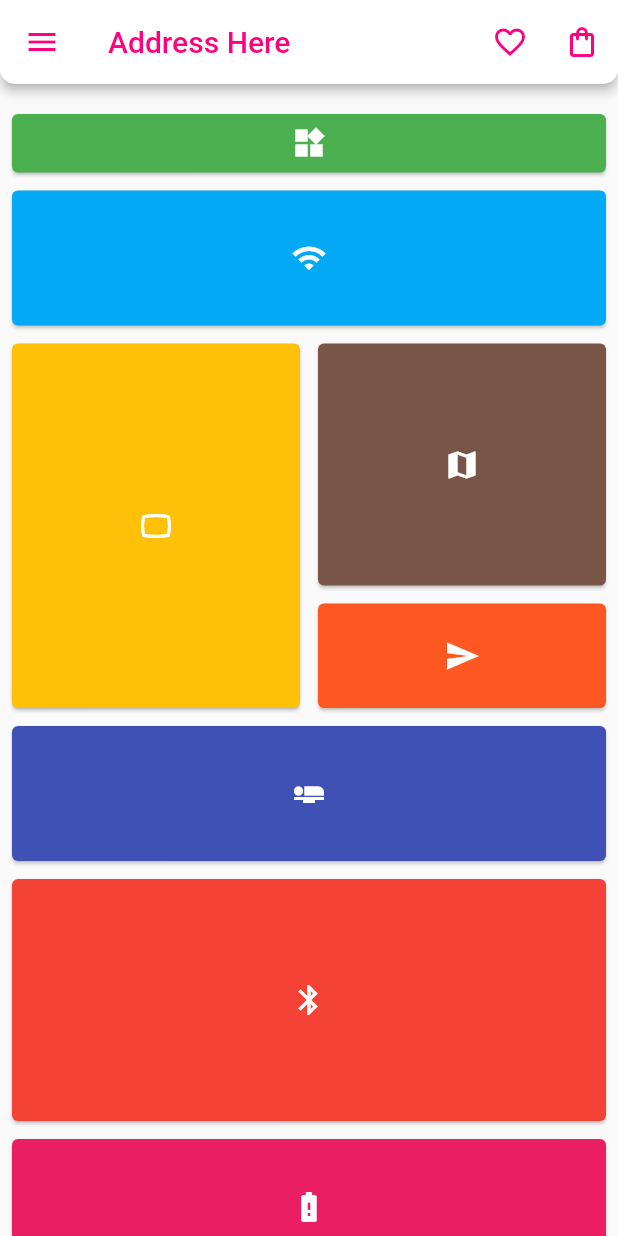
After one commit to casareafer2908/flutter_app_clones, a Flutter app: the FoodPandaScreen screen opened by its route, on a phone screen of 412 x 824 dp. The commit adds this screen. Run offline on Flutter 3.47's test engine with Material 2 defaults, Android fonts, the phone set to English and light mode, and no system bars; our stand-ins replace easy_localization.

Commit message:
refactor and add Food Panda Clone

```diff
--- a/lib/src/navigation/routes.dart
+++ b/lib/src/navigation/routes.dart
@@ -1,29 +1,43 @@
 import 'package:flutter/material.dart';
 import 'package:flutter_app_clones/src/ui/app_clones/coffee_shop_screen.dart';
+import 'package:flutter_app_clones/src/ui/app_clones/food_panda_screen.dart';
 import 'package:flutter_app_clones/src/ui/app_clones/twitter_clone_screen.dart';
+import 'package:flutter_app_clones/src/ui/flutter_samples/drawer_screen.dart';
 import 'package:flutter_app_clones/src/ui/flutter_samples/flutter_samples_list_screen.dart';
 import 'package:flutter_app_clones/src/ui/flutter_samples/tabs_controller_screen.dart';
 import 'package:flutter_app_clones/src/ui/main_menu_screen.dart';
 
 class Routes {
   static const mainMenu = '/';
+
+  //samples
   static const flutterSamplesList = '/flutterSamplesList';
+  static const tabController = '/tabController';
+  static const drawerExample = '/drawerExample';
+
+  //clones
   static const twitterClone = '/twitterClone';
-  static const tabController = '/tabController';
   static const coffeeShopClone = '/coffeeShopClone';
+  static const foodPandaClone = '/foodPandaClone';
 
   static Route routes(RouteSettings routeSettings) {
     switch (routeSettings.name) {
       case mainMenu:
         return _buildRoute(MainMenu.create);
+      //samples
       case tabController:
         return _buildRoute(TabControllerExample.create);
       case flutterSamplesList:
         return _buildRoute(FlutterSamplesScreen.create);
+      case drawerExample:
+        return _buildRoute(DrawerScreen.create);
+      //clones
       case coffeeShopClone:
         return _buildRoute(CoffeeShopScreen.create);
       case twitterClone:
-        return _buildRoute(TwitterProfilePage.create);
+        return _buildRoute(TwitterProfileScreen.create);
+      case foodPandaClone:
+        return _buildRoute(FoodPandaScreen.create);
       default:
         throw Exception('This screen doesn\'t exist');
     }
--- /dev/null
+++ b/lib/src/ui/app_clones/food_panda_screen.dart
@@ -0,0 +1,129 @@
+import 'package:flutter/material.dart';
+import 'package:flutter_staggered_grid_view/flutter_staggered_grid_view.dart';
+
+class FoodPandaScreen extends StatefulWidget {
+  const FoodPandaScreen({Key? key}) : super(key: key);
+
+  static Widget create(BuildContext context) => const FoodPandaScreen();
+
+  @override
+  _FoodPandaScreenState createState() => _FoodPandaScreenState();
+}
+
+class _FoodPandaScreenState extends State<FoodPandaScreen> {
+  //TODO: take this map out of here
+  Map<int, Color> color = {
+    50: Color.fromRGBO(255, 0, 127, .1),
+    100: Color.fromRGBO(255, 0, 127, .2),
+    200: Color.fromRGBO(255, 0, 127, .3),
+    300: Color.fromRGBO(255, 0, 127, .4),
+    400: Color.fromRGBO(255, 0, 127, .5),
+    500: Color.fromRGBO(255, 0, 127, .6),
+    600: Color.fromRGBO(255, 0, 127, .7),
+    700: Color.fromRGBO(255, 0, 127, .8),
+    800: Color.fromRGBO(255, 0, 127, .9),
+    900: Color.fromRGBO(255, 0, 127, 1),
+  };
+
+  @override
+  Widget build(BuildContext context) {
+    MaterialColor foodPandaColors = MaterialColor(0xffff007f, color);
+    return Theme(
+      data: ThemeData(
+        primarySwatch: foodPandaColors,
+      ),
+      child: Scaffold(
+          appBar: AppBar(
+            elevation: 3,
+            backgroundColor: Colors.white,
+            iconTheme: IconThemeData(color: foodPandaColors),
+            shape: const RoundedRectangleBorder(
+                borderRadius: BorderRadius.vertical(
+              bottom: Radius.circular(10),
+            )),
+            title: const Text(
+              'Address Here',
+              style: TextStyle(color: Color.fromRGBO(255, 0, 127, 1)),
+            ),
+            actions: <Widget>[
+              IconButton(
+                onPressed: () {},
+                icon: const Icon(Icons.favorite_border),
+              ),
+              IconButton(
+                onPressed: () {},
+                icon: const Icon(Icons.shopping_bag_outlined),
+              )
+            ],
+          ),
+          drawer: const Drawer(),
+          body: _buildContents(context)),
+    );
+  }
+
+  Widget _buildContents(BuildContext context) {
+    return Padding(
+      padding: const EdgeInsets.only(top: 12),
+      child: StaggeredGridView.count(
+        crossAxisCount: 4,
+        staggeredTiles: _staggeredTiles,
+        mainAxisSpacing: 4,
+        crossAxisSpacing: 4,
+        padding: const EdgeInsets.all(4),
+        children: _tiles,
+      ),
+    );
+  }
+}
+
+const List<StaggeredTile> _staggeredTiles = <StaggeredTile>[
+  //width -- height
+  StaggeredTile.count(4, .5),
+  StaggeredTile.count(4, 1),
+  StaggeredTile.count(2, 2.5),
+  StaggeredTile.count(2, 1.7),
+  StaggeredTile.count(2, .8),
+  StaggeredTile.count(4, 1),
+  //here wtf
+  StaggeredTile.count(4, 1.7),
+
+  StaggeredTile.count(4, 1),
+];
+
+const List<Widget> _tiles = <Widget>[
+  _Example01Tile(Colors.green, Icons.widgets),
+  _Example01Tile(Colors.lightBlue, Icons.wifi),
+  _Example01Tile(Colors.amber, Icons.panorama_wide_angle),
+  _Example01Tile(Colors.brown, Icons.map),
+  _Example01Tile(Colors.deepOrange, Icons.send),
+  _Example01Tile(Colors.indigo, Icons.airline_seat_flat),
+  _Example01Tile(Colors.red, Icons.bluetooth),
+  _Example01Tile(Colors.pink, Icons.battery_alert),
+];
+
+
+class _Example01Tile extends StatelessWidget {
+  const _Example01Tile(this.backgroundColor, this.iconData);
+
+  final Color backgroundColor;
+  final IconData iconData;
+
+  @override
+  Widget build(BuildContext context) {
+    return Card(
+      color: backgroundColor,
+      child: InkWell(
+        onTap: () {},
+        child: Center(
+          child: Padding(
+            padding: const EdgeInsets.all(4),
+            child: Icon(
+              iconData,
+              color: Colors.white,
+            ),
+          ),
+        ),
+      ),
+    );
+  }
+}
--- a/lib/src/ui/flutter_samples/flutter_samples_list_screen.dart
+++ b/lib/src/ui/flutter_samples/flutter_samples_list_screen.dart
@@ -29,6 +29,11 @@ class FlutterSamplesScreen extends StatelessWidget {
             key: const ValueKey('tabsControllerScreen'),
             child: const Text('Tabs'),
             onPressed: () => Navigator.pushNamed(context, Routes.tabController),
+          ),
+          ElevatedButton(
+            key: const ValueKey('drawerExampleScreen'),
+            child: const Text('Drawer Example'),
+            onPressed: () => Navigator.pushNamed(context, Routes.drawerExample),
           )
         ],
       ),
--- a/lib/src/ui/main_menu_screen.dart
+++ b/lib/src/ui/main_menu_screen.dart
@@ -42,6 +42,12 @@ class MainMenu extends StatelessWidget {
                 Navigator.pushNamed(context, Routes.coffeeShopClone),
             child: const Text(LocaleKeys.coffeeShop).tr(),
           ),
+          ElevatedButton(
+            key: const ValueKey('foodPandaClone'),
+            onPressed: () =>
+                Navigator.pushNamed(context, Routes.foodPandaClone),
+            child: const Text('Food Panda'),
+          ),
         ],
       ),
     );
--- a/pubspec.yaml
+++ b/pubspec.yaml
@@ -17,6 +17,8 @@ dependencies:
   easy_localization_loader: ^1.0.0
   #https://pub.dev/packages/provider
   provider: ^6.0.0
+  #https://pub.dev/packages/flutter_staggered_grid_view
+  flutter_staggered_grid_view: ^0.4.0
 
 dev_dependencies:
   flutter_test:
```
Also changed, not shown: lib/src/ui/app_clones/twitter_clone_screen.dart (+5 -5 lines), lib/src/ui/flutter_samples/drawer_screen.dart (added, +47 -0 lines), lib/src/ui/flutter_samples/transform_class_screen.dart (added, +34 -0 lines), 1 other file.
